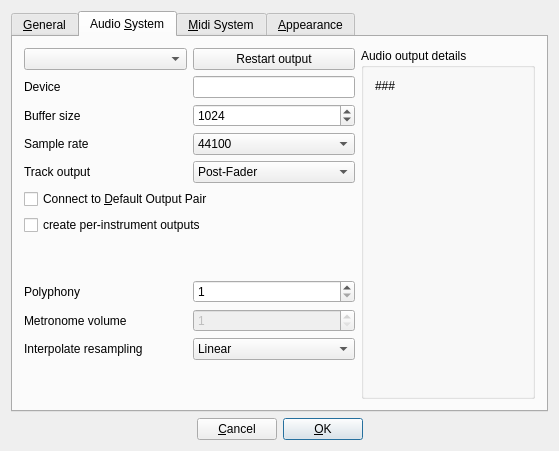
This is src/gui/src/UI/PreferencesDialog_UI.ui in hydrogen-music/hydrogen as Qt 5 draws it before an edit. The edited form follows.
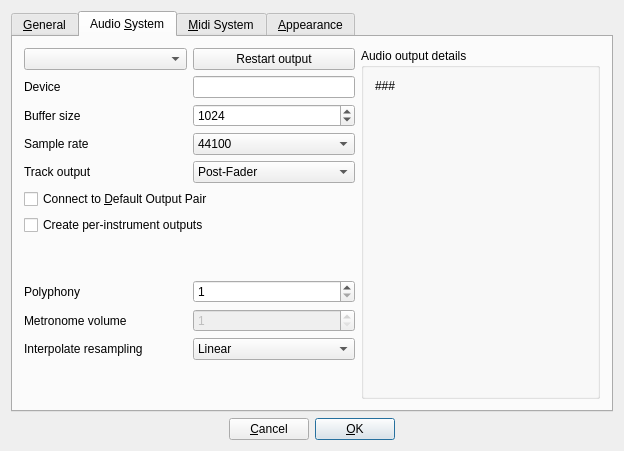
This is the edited form. The open tabs and pages were chosen to show the change. Custom widgets are drawn as their Qt base class.

Commit message: Improved spacing for translated labels

What changed in the file:
```diff
--- a/src/gui/src/UI/PreferencesDialog_UI.ui
+++ b/src/gui/src/UI/PreferencesDialog_UI.ui
@@ -6,7 +6,7 @@
    <rect>
     <x>0</x>
     <y>0</y>
-    <width>559</width>
+    <width>624</width>
     <height>451</height>
    </rect>
   </property>
@@ -360,7 +360,7 @@
            <item>
             <widget class="QCheckBox" name="trackOutsCheckBox">
              <property name="text">
-              <string>create per-instrument outputs</string>
+              <string>Create per-instrument outputs</string>
              </property>
              <property name="shortcut">
               <string>Alt+D</string>
```
Left out of the diff: 2 changed lines with no effect on the pictures. The commit also changes 4 other files.
